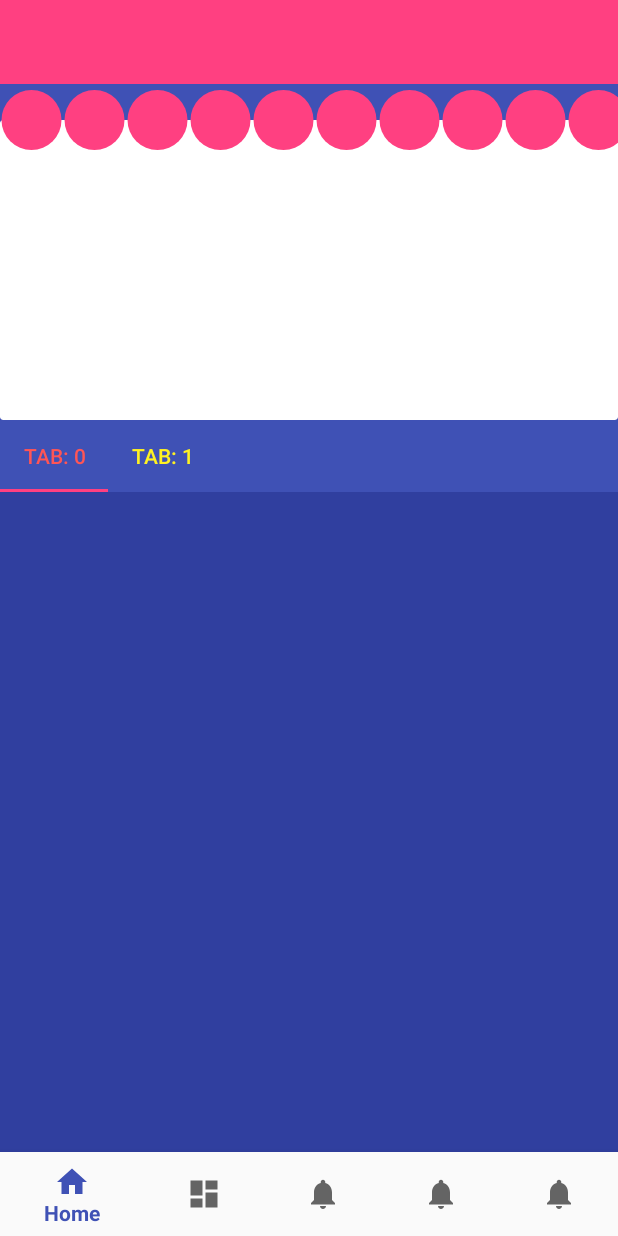
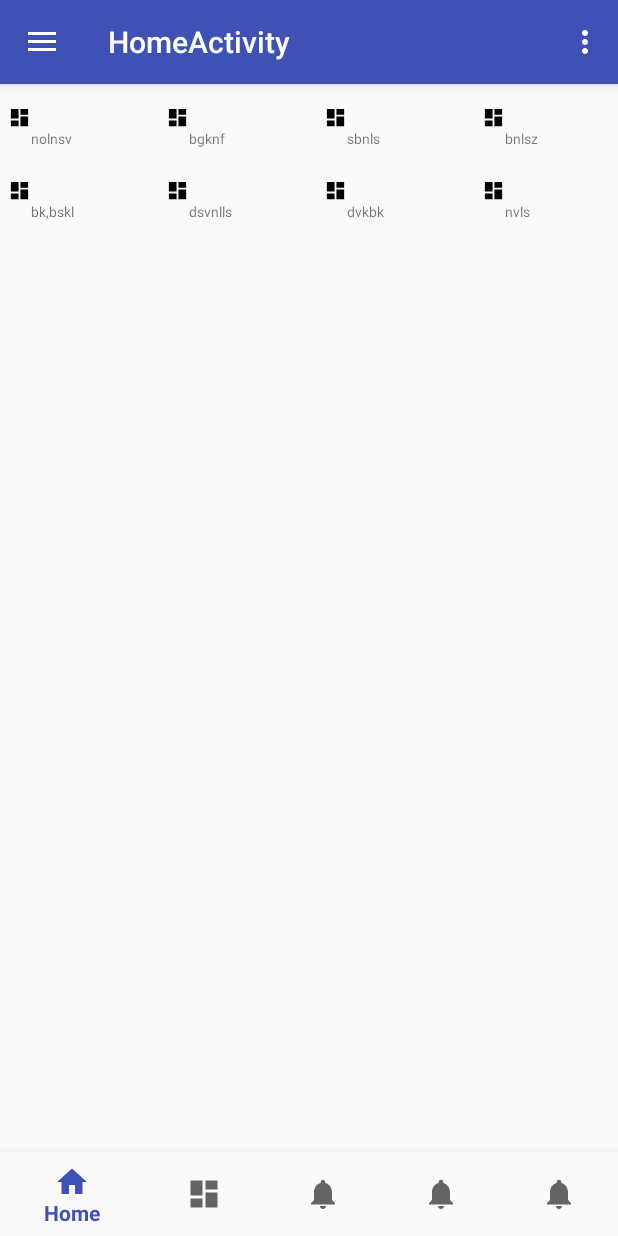
Before and after one commit to ShridharGoel/ChazeAndroid, an Android app: the screen it shows after launch (HomeActivity), on a phone screen of 412 x 824 dp. Run offline under Robolectric (Android 15) with nearby library versions, the phone set to English and light mode, and no system bars; our stand-ins replace Dagger/Hilt's generated code, Timber; libraries missing offline, so code that uses them is left out: com.squareup.leakcanary; 5 statements that could not run were skipped.

Commit message:
ui of home activity

```diff
--- a/app/src/main/java/com/mission/chaze/chaze/HomeActivity.java
+++ b/app/src/main/java/com/mission/chaze/chaze/HomeActivity.java
@@ -167,9 +167,9 @@ public class HomeActivity extends AppCompatActivity
         home=new Home();
         localsearch=new Localsearch();
         more_object=new more();
+        adapter.addFragment(home);
         adapter.addFragment(ecomerce);
         adapter.addFragment(food);
-        adapter.addFragment(home);
         adapter.addFragment(localsearch);
         adapter.addFragment(more_object);
         viewPager.setAdapter(adapter);
--- /dev/null
+++ b/app/src/main/java/com/mission/chaze/chaze/adapters/HomeGridAdapter.java
@@ -0,0 +1,46 @@
+package com.mission.chaze.chaze.adapters;
+
+import android.content.Context;
+import android.support.annotation.NonNull;
+import android.support.annotation.Nullable;
+import android.view.LayoutInflater;
+import android.view.View;
+import android.view.ViewGroup;
+import android.widget.ArrayAdapter;
+import android.widget.BaseAdapter;
+import android.widget.GridView;
+import android.widget.ImageView;
+import android.widget.TextView;
+import com.mission.chaze.chaze.models.HomeGrid;
+import com.mission.chaze.chaze.R;
+
+import java.util.ArrayList;
+import java.util.List;
+
+public class HomeGridAdapter extends ArrayAdapter{
+    ArrayList<HomeGrid> imageList;
+
+    public HomeGridAdapter(@NonNull Context context, int resource, ArrayList<HomeGrid> imageList) {
+        super(context, resource, imageList);
+        this.imageList = imageList;
+    }
+
+    @Override
+    public int getCount() {
+        return super.getCount();
+    }
+
+    @NonNull
+    @Override
+    public View getView(int position, @Nullable View convertView, @NonNull ViewGroup parent) {
+        View v = convertView;
+        LayoutInflater inflater = (LayoutInflater) getContext().getSystemService(Context.LAYOUT_INFLATER_SERVICE);
+        v = inflater.inflate(R.layout.grid_single, null);
+        TextView textView = (TextView) v.findViewById(R.id.grid_text);
+        ImageView imageView = (ImageView) v.findViewById(R.id.grid_image);
+        textView.setText(imageList.get(position).getText());
+        imageView.setImageResource(imageList.get(position).getImage());
+        return v;
+
+    }
+}
--- a/app/src/main/java/com/mission/chaze/chaze/fragments/Home.java
+++ b/app/src/main/java/com/mission/chaze/chaze/fragments/Home.java
@@ -7,12 +7,36 @@ import android.support.v4.app.Fragment;
 import android.view.LayoutInflater;
 import android.view.View;
 import android.view.ViewGroup;
+import android.widget.GridView;
 
 import com.mission.chaze.chaze.R;
+import com.mission.chaze.chaze.adapters.HomeGridAdapter;
+import com.mission.chaze.chaze.models.HomeGrid;
+
+import java.util.ArrayList;
 
 import timber.log.Timber;
 
 public class Home extends Fragment {
+    GridView grid;
+    ArrayList<HomeGrid> gridList=new ArrayList<HomeGrid>();
+    private String[] gridText={
+            "icon_text","image_text",
+            "icon_text","image_text",
+            "icon_text","image_text",
+            "icon_text","image_text",
+            "icon_text","image_text",
+            "icon_text","image_text",
+    };
+
+    public Integer[] gridImages={
+            R.drawable.ic_dashboard_black_24dp, R.drawable.ic_dashboard_black_24dp,
+            R.drawable.ic_dashboard_black_24dp, R.drawable.ic_dashboard_black_24dp,
+            R.drawable.ic_dashboard_black_24dp, R.drawable.ic_dashboard_black_24dp,
+            R.drawable.ic_dashboard_black_24dp, R.drawable.ic_dashboard_black_24dp,
+            R.drawable.ic_dashboard_black_24dp, R.drawable.ic_dashboard_black_24dp,
+            R.drawable.ic_dashboard_black_24dp, R.drawable.ic_dashboard_black_24dp,
+    };
     public Home() {
     }
     @Nullable
@@ -21,7 +45,34 @@ public class Home extends Fragment {
 
 
         Timber.d("Home");
+        gridList.add(new HomeGrid("nolnsv",R.drawable.ic_dashboard_black_24dp));
+        gridList.add(new HomeGrid("bgknf",R.drawable.ic_dashboard_black_24dp));
+        gridList.add(new HomeGrid("sbnls",R.drawable.ic_dashboard_black_24dp));
+        gridList.add(new HomeGrid("bnlsz",R.drawable.ic_dashboard_black_24dp));
+        gridList.add(new HomeGrid("bk,bskl",R.drawable.ic_dashboard_black_24dp));
+        gridList.add(new HomeGrid("dsvnlls",R.drawable.ic_dashboard_black_24dp));
+        gridList.add(new HomeGrid("dvkbk",R.drawable.ic_dashboard_black_24dp));
+        gridList.add(new HomeGrid("nvls",R.drawable.ic_dashboard_black_24dp));
 
         return inflater.inflate(R.layout.fragment_home,container,false);
     }
+
+    @Override
+    public void onViewCreated(@NonNull View view, @Nullable Bundle savedInstanceState) {
+        super.onViewCreated(view, savedInstanceState);
+        /*HomeGridAdapter adapter = new HomeGridAdapter(getContext(), gridText, gridImages);
+        grid=(GridView)view.findViewById(R.id.grid);
+        grid.setAdapter(adapter);*/
+        grid=(GridView) getActivity().findViewById(R.id.grid);
+
+
+        HomeGridAdapter adapter=new HomeGridAdapter(getContext(),R.layout.grid_single,gridList);
+        grid.setAdapter(adapter);
+    }
+
+    @Override
+    public void onDestroyView() {
+        gridList.clear();
+        super.onDestroyView();
+    }
 }
--- /dev/null
+++ b/app/src/main/java/com/mission/chaze/chaze/models/HomeGrid.java
@@ -0,0 +1,27 @@
+package com.mission.chaze.chaze.models;
+
+public class HomeGrid {
+    String text;
+    int image;
+
+    public HomeGrid(String text, int image) {
+        this.text = text;
+        this.image = image;
+    }
+
+    public String getText() {
+        return text;
+    }
+
+    public void setText(String text) {
+        this.text = text;
+    }
+
+    public int getImage() {
+        return image;
+    }
+
+    public void setImage(int image) {
+        this.image = image;
+    }
+}
--- a/app/src/main/res/layout/app_bar_home.xml
+++ b/app/src/main/res/layout/app_bar_home.xml
@@ -10,13 +10,12 @@
         android:layout_width="match_parent"
         android:layout_height="wrap_content"
         android:theme="@style/AppTheme.AppBarOverlay">
-<!--
         <android.support.v7.widget.Toolbar
             android:id="@+id/toolbar"
             android:layout_width="match_parent"
             android:layout_height="?attr/actionBarSize"
             android:background="?attr/colorPrimary"
-            app:popupTheme="@style/AppTheme.PopupOverlay" />-->
+            app:popupTheme="@style/AppTheme.PopupOverlay" />
 
     </android.support.design.widget.AppBarLayout>
 
--- a/app/src/main/res/layout/fragment_home.xml
+++ b/app/src/main/res/layout/fragment_home.xml
@@ -1,8 +1,24 @@
 <?xml version="1.0" encoding="utf-8"?>
 <LinearLayout xmlns:android="http://schemas.android.com/apk/res/android"
     android:layout_width="match_parent"
-    android:layout_height="match_parent">
+    android:layout_height="match_parent"
+    android:orientation="vertical">
+    <GridView xmlns:android="http://schemas.android.com/apk/res/android"
+        android:id="@+id/grid"
+        android:layout_width="match_parent"
+        android:layout_height="wrap_content"
+        android:numColumns="4"
+        android:columnWidth="90dp"
+        android:horizontalSpacing="10dp"
+        android:verticalSpacing="10dp"
+        android:gravity="center"
+        android:paddingTop="65dp"
+        android:stretchMode="columnWidth" />
 
+    <android.support.v7.widget.RecyclerView
+        android:id="@+id/home_recyclerview"
+        android:layout_width="match_parent"
+        android:layout_height="wrap_content"/>
 
 
 </LinearLayout>
--- /dev/null
+++ b/app/src/main/res/layout/grid_single.xml
@@ -0,0 +1,20 @@
+<?xml version="1.0" encoding="utf-8"?>
+<LinearLayout xmlns:android="http://schemas.android.com/apk/res/android"
+    xmlns:tools="http://schemas.android.com/tools"
+    android:layout_width="wrap_content"
+    android:layout_height="wrap_content"
+    android:padding="5dp" >
+
+    <ImageView
+        android:id="@+id/grid_image"
+        android:layout_width="15dp"
+        android:layout_height="15dp"/>
+
+    <TextView
+        android:id="@+id/grid_text"
+        android:layout_width="wrap_content"
+        android:layout_height="wrap_content"
+        android:layout_marginTop="15dp"
+        android:textSize="9sp" />
+
+</LinearLayout>
```
